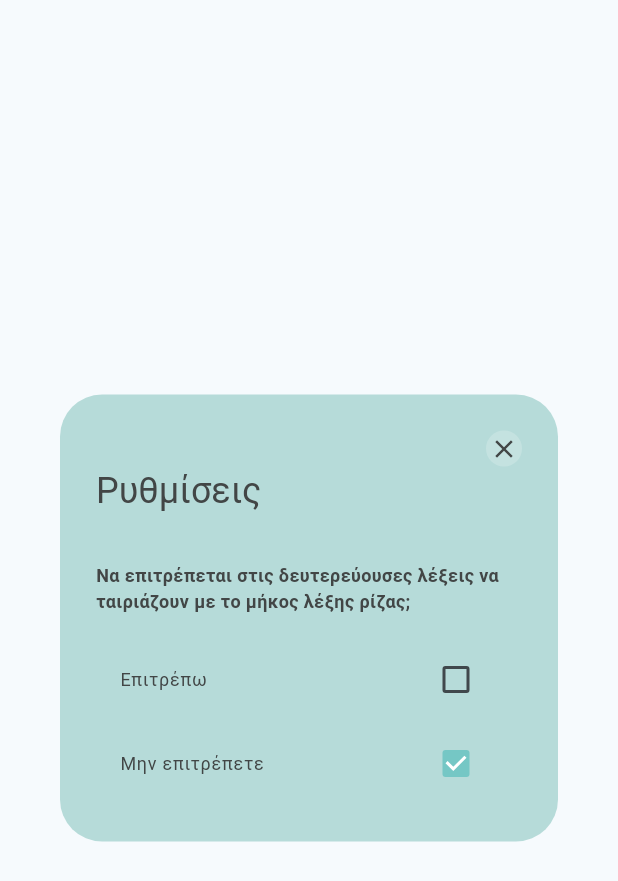
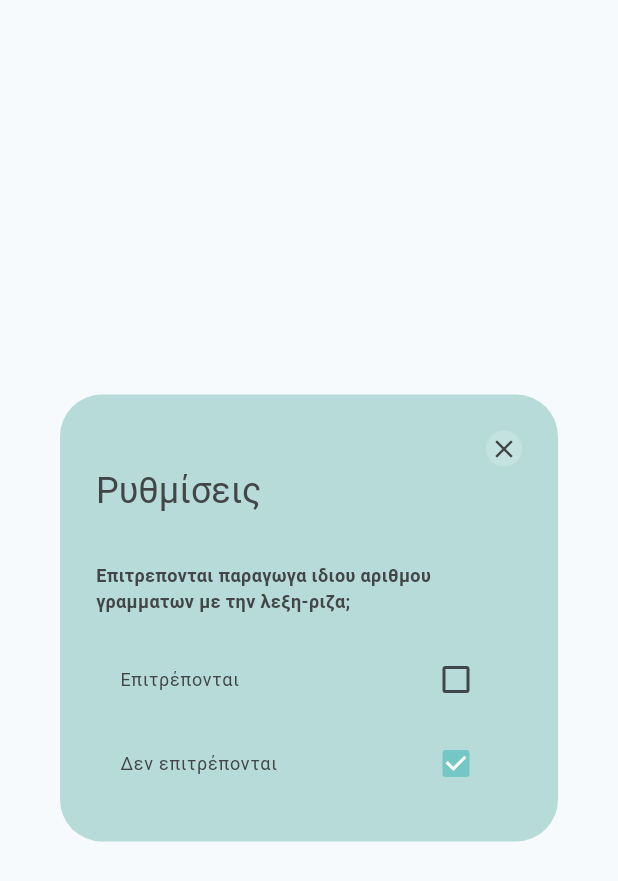
Before and after one commit to it185218/zenwordflutter, a Flutter app: the SettingsDialog widget shown alone on an empty page, opened directly, on a phone screen of 412 x 824 dp. Shown: the top 881 px of the screen. Run offline on Flutter 3.47's test engine with Material 3 defaults, Android fonts, the light colour scheme and no system bars; our stand-ins replace flutter_bloc, isar; accounts and stored records are empty; generated files the repository leaves out were written again.

Commit message:
change translation

```diff
--- a/lib/presentation/widgets/settings_dialog.dart
+++ b/lib/presentation/widgets/settings_dialog.dart
@@ -51,7 +51,7 @@ class SettingsDialog extends StatelessWidget {
         children: [
           const SizedBox(height: 16),
           Text(
-            'Να επιτρέπεται στις δευτερεύουσες λέξεις να ταιριάζουν με το μήκος λέξης ρίζας;',
+            'Επιτρεπονται παραγωγα ιδιου αριθμου γραμματων με την λεξη-ριζα;',
             style: TextStyle(
               color: ColorLibrary.dialogText,
               fontSize: 12,
@@ -62,7 +62,7 @@ class SettingsDialog extends StatelessWidget {
           CheckboxListTile(
             activeColor: ColorLibrary.background,
             title: const Text(
-              'Επιτρέπω',
+              'Επιτρέπονται',
               style: TextStyle(color: ColorLibrary.dialogText, fontSize: 12),
             ),
             value: currentSetting,
@@ -73,7 +73,7 @@ class SettingsDialog extends StatelessWidget {
           CheckboxListTile(
             activeColor: ColorLibrary.background,
             title: const Text(
-              'Μην επιτρέπετε',
+              'Δεν επιτρέπονται',
               style: TextStyle(color: ColorLibrary.dialogText, fontSize: 12),
             ),
             value: !currentSetting,
```
